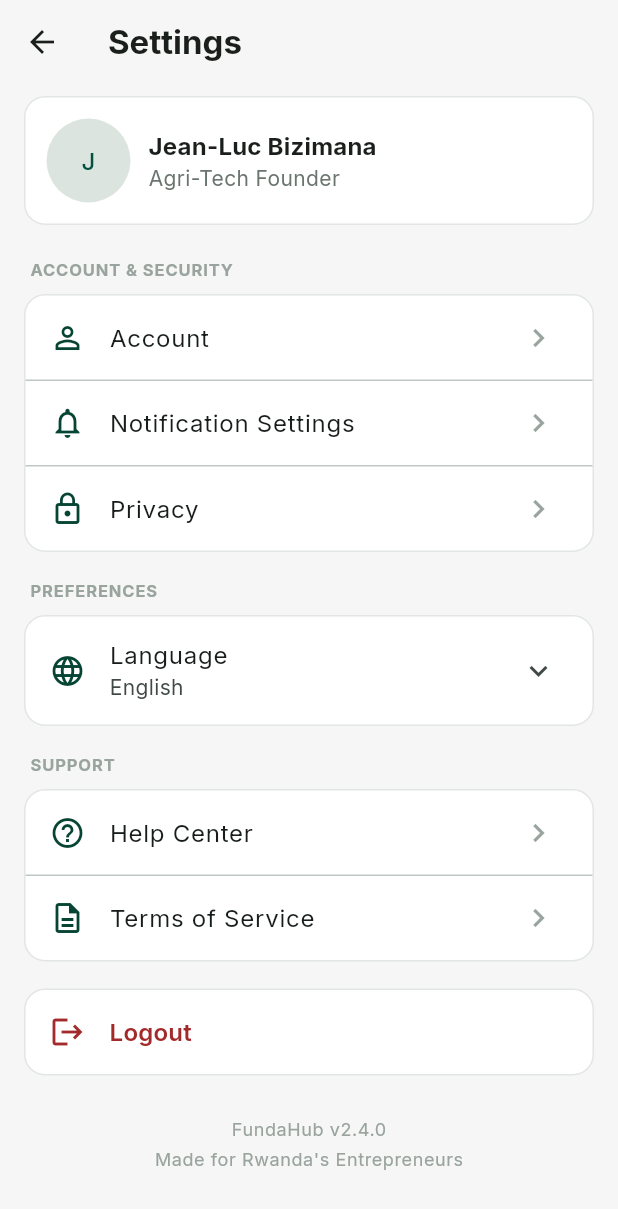
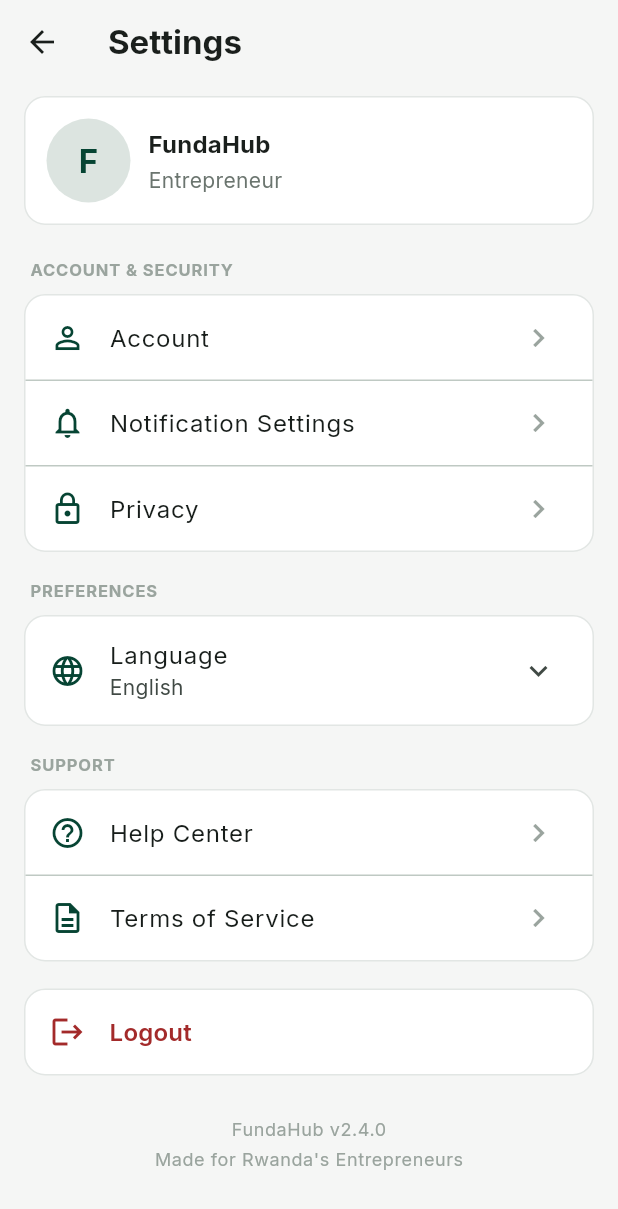
Before and after one commit to Frankish0014/fundahub, a Flutter app: the SettingsPage screen opened by its route, on a phone screen of 412 x 824 dp. Shown: the top 1209 px of the screen. Run offline on Flutter 3.47's test engine with Material 3 defaults, Android fonts, the phone set to English and light mode, and no system bars; our stand-ins replace equatable, firebase_auth, firebase_core, flutter_bloc, go_router, google_fonts and 2 more; accounts and stored records are empty.

Commit message:
fix(settings): display authenticated user information

```diff
--- a/lib/features/settings/presentation/pages/settings_page.dart
+++ b/lib/features/settings/presentation/pages/settings_page.dart
@@ -2,11 +2,95 @@
 import 'package:go_router/go_router.dart';
 
 import '../../../../core/theme/app_colors.dart';
+import '../../../../features/auth/domain/entities/user_profile.dart';
 import '../../../../features/auth/domain/repositories/auth_repository.dart';
 import '../../../../injection/injection.dart';
 
-class SettingsPage extends StatelessWidget {
+class SettingsPage extends StatefulWidget {
   const SettingsPage({super.key});
+
+  @override
+  State<SettingsPage> createState() => _SettingsPageState();
+}
+
+class _SettingsPageState extends State<SettingsPage> {
+  UserProfile? _user;
+  bool _isLoading = true;
+  bool _isLoggingOut = false;
+  String? _errorMessage;
+
+  AuthRepository get _authRepository => sl<AuthRepository>();
+
+  @override
+  void initState() {
+    super.initState();
+    _loadCurrentUser();
+  }
+
+  Future<void> _loadCurrentUser() async {
+    try {
+      final user = await _authRepository.getCurrentUser();
+
+      if (!mounted) return;
+
+      setState(() {
+        _user = user;
+        _isLoading = false;
+
+        if (user == null) {
+          _errorMessage = 'No signed-in user was found.';
+        } else {
+          _errorMessage = null;
+        }
+      });
+    } catch (error) {
+      if (!mounted) return;
+
+      setState(() {
+        _errorMessage = 'Could not load your account information.';
+        _isLoading = false;
+      });
+    }
+  }
+
+  Future<void> _openEditProfile() async {
+    await context.push('/edit-profile');
+
+    if (!mounted) return;
+
+    setState(() {
+      _isLoading = true;
+      _errorMessage = null;
+    });
+
+    await _loadCurrentUser();
+  }
+
+  Future<void> _logout() async {
+    if (_isLoggingOut) return;
+
+    setState(() {
+      _isLoggingOut = true;
+    });
+
+    try {
+      await _authRepository.logout();
+
+      if (!mounted) return;
+
+      context.go('/login');
+    } catch (error) {
+      if (!mounted) return;
+
+      setState(() {
+        _isLoggingOut = false;
+      });
+
+      ScaffoldMessenger.of(context).showSnackBar(
+        const SnackBar(content: Text('Could not log out. Please try again.')),
+      );
+    }
+  }
 
   @override
   Widget build(BuildContext context) {
@@ -26,7 +110,53 @@
         ),
         centerTitle: false,
       ),
-      body: ListView(
+      body: _buildBody(context),
+    );
+  }
+
+  Widget _buildBody(BuildContext context) {
+    if (_isLoading) {
+      return const Center(child: CircularProgressIndicator());
+    }
+
+    if (_errorMessage != null || _user == null) {
+      return Center(
+        child: Padding(
+          padding: const EdgeInsets.all(24),
+          child: Column(
+            mainAxisSize: MainAxisSize.min,
+            children: [
+              const Icon(
+                Icons.error_outline,
+                size: 48,
+                color: AppColors.textSecondary,
+              ),
+              const SizedBox(height: 12),
+              Text(
+                _errorMessage ?? 'Could not find your profile.',
+                textAlign: TextAlign.center,
+              ),
+              const SizedBox(height: 16),
+              ElevatedButton(
+                onPressed: () {
+                  setState(() {
+                    _isLoading = true;
+                    _errorMessage = null;
+                  });
+
+                  _loadCurrentUser();
+                },
+                child: const Text('Try Again'),
+              ),
+            ],
+          ),
+        ),
+      );
+    }
+
+    final user = _user!;
+
+    return ListView(
       padding: const EdgeInsets.fromLTRB(16, 8, 16, 24),
       children: [
         Container(
@@ -38,10 +168,16 @@
           ),
           child: Row(
             children: [
-                const CircleAvatar(
+              CircleAvatar(
                 radius: 28,
                 backgroundColor: AppColors.avatarBg,
-                  child: Text('J'),
+                child: Text(
+                  user.initial,
+                  style: Theme.of(context).textTheme.titleLarge?.copyWith(
+                    color: AppColors.primary,
+                    fontWeight: FontWeight.w700,
+                  ),
+                ),
               ),
               const SizedBox(width: 12),
               Expanded(
@@ -49,12 +185,14 @@
                   crossAxisAlignment: CrossAxisAlignment.start,
                   children: [
                     Text(
-                        'Jean-Luc Bizimana',
-                        style: Theme.of(context).textTheme.titleMedium
-                            ?.copyWith(fontWeight: FontWeight.w700),
+                      user.firstName,
+                      style: Theme.of(context).textTheme.titleMedium?.copyWith(
+                        fontWeight: FontWeight.w700,
                       ),
+                    ),
+                    const SizedBox(height: 2),
                     Text(
-                        'Agri-Tech Founder',
+                      user.role,
                       style: Theme.of(context).textTheme.bodyMedium?.copyWith(
                         color: AppColors.textSecondary,
                       ),
@@ -74,7 +212,7 @@
               context,
               icon: Icons.person_outline,
               label: 'Account',
-                onTap: () => context.push('/edit-profile'),
+              onTap: _openEditProfile,
             ),
             const Divider(height: 1),
             _tile(
@@ -136,16 +274,13 @@
           child: ListTile(
             leading: const Icon(Icons.logout, color: AppColors.danger),
             title: Text(
-                'Logout',
+              _isLoggingOut ? 'Logging out...' : 'Logout',
               style: Theme.of(context).textTheme.titleMedium?.copyWith(
                 color: AppColors.danger,
                 fontWeight: FontWeight.w600,
               ),
             ),
-              onTap: () async {
-                await sl<AuthRepository>().logout();
-                if (context.mounted) context.go('/login');
-              },
+            onTap: _isLoggingOut ? null : _logout,
           ),
         ),
         const SizedBox(height: 28),
@@ -169,7 +304,6 @@
           ),
         ),
       ],
-      ),
     );
   }
 
```
Lines whose indentation alone changed are shown as unchanged.
